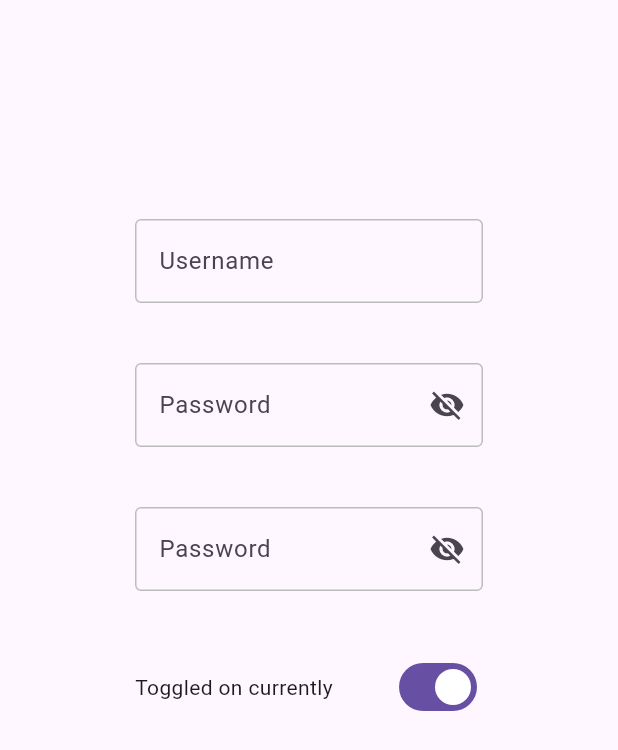
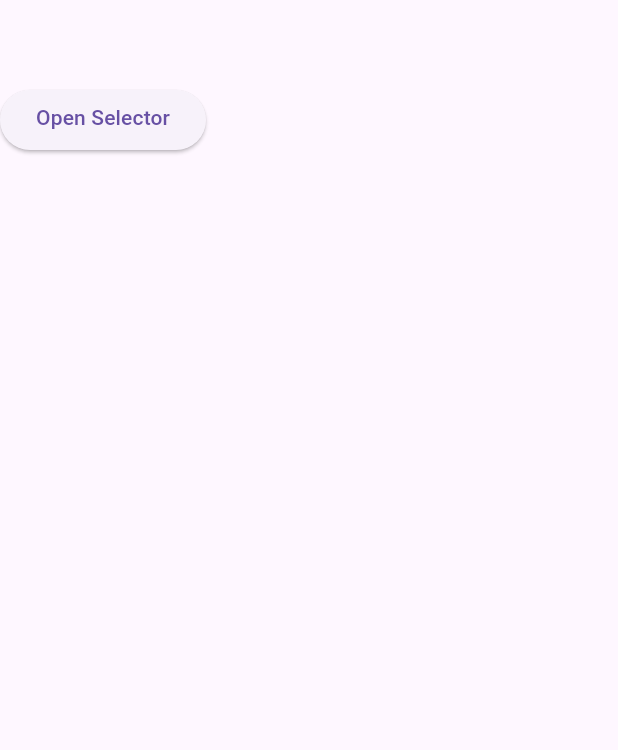
Before and after one commit to abathur8bit/axorion_uibits, a Flutter app: the screen it shows after launch, on a phone screen of 412 x 824 dp. Shown: the top 750 px of the screen. Run offline on Flutter 3.47's test engine with Material 3 defaults, Android fonts, the phone set to English and light mode, and no system bars.

```diff
--- a/example/lib/main.dart
+++ b/example/lib/main.dart
@@ -1,5 +1,6 @@
 import 'package:axorion/axorion.dart';
 import 'package:flutter/material.dart';
+import 'about_page.dart';
 
 void main() {
   runApp(MyApp());
@@ -16,31 +17,94 @@ class MyApp extends StatefulWidget {
 class _MyAppState extends State<MyApp> {
   final String onMsg = "Toggled on currently";
   final String offMsg = "Toggled off currently";
+  int? selected;
+  List<String> values = [
+    "Circuit De Barcelona-Catalunya Rallycross",
+    "Comienzo en Bellriu",
+    "El Rodeo",
+    "Elsthorpe Sprint Forward",
+    "Elsthorpe Sprint Reverse",
+    "Hell Rallycross",
+    "Lohéac Bretagne Rallycross",
+    "Marynka",
+    "Te Awanga Forward",
+    "Te Awanga Sprint Reverse",
+    "Waimarama Sprint Forward",
+    "Circuit De Barcelona-Catalunya Rallycross",
+    "Comienzo en Bellriu",
+    "El Rodeo",
+    "Elsthorpe Sprint Forward",
+    "Elsthorpe Sprint Reverse",
+    "Hell Rallycross",
+    "Lohéac Bretagne Rallycross",
+    "Marynka",
+    "Te Awanga Forward",
+    "Te Awanga Sprint Reverse",
+    "Waimarama Sprint Forward",
+  ];
   @override
   Widget build(BuildContext context) {
     return MaterialApp(
         title: "",
         debugShowCheckedModeBanner: false,
-        home: Scaffold(
+        home: Builder(builder:(context) => Scaffold(
             appBar: AppBar(title:const Text("")),
-            body: Padding(
-              padding: EdgeInsets.all(50.0),
-              child: ListView(
-                  padding: EdgeInsets.all(20),
-                  children:[
-                    Padding(padding:EdgeInsets.all(20),child:Center(child:ATextField(label: "Username"))),
-                    Padding(padding:EdgeInsets.all(20),child:Center(child:APasswordField(label: "Password"))),
-                    Padding(padding:EdgeInsets.all(20),child:Center(child:APasswordField(label: "Password",number: true))),
-                    Padding(
-                      padding: const EdgeInsets.all(20.0),
-                      child: ASwitch(leftAligned:false,label:widget.toggledOn?onMsg:offMsg,value: widget.toggledOn,onChange: (value) {
-                        setState(() {
-                          widget.toggledOn=value;
-                        });
-                      },),
-                    ),
-          ]))
+            body: ElevatedButton(onPressed: () => onSelector(context),child: Padding(padding:const EdgeInsets.only(bottom:3),child:Text("Open Selector")))
         )
-    );
+    ));
+  }
+  void onSelector(BuildContext context) async {
+    final int? result = await
+    Navigator.push(context,MaterialPageRoute(
+        // builder: (context) => AboutPage()));
+        builder: (context) => SelectList(selected:selected,title:"Select something",items: values )));
+    if(result != null) {
+      print("selected $result which is ${values[result]}");
+      setState(() {
+        selected = result;
+      });
+    } else {
+      print("selected back instead of an item");
+    }
   }
 }
+
+// class _MyAppState extends State<MyApp> {
+//   final String onMsg = "Toggled on currently";
+//   final String offMsg = "Toggled off currently";
+//   List<String> values = ["One","Two"];
+//   @override
+//   Widget build(BuildContext context) {
+//     return MaterialApp(
+//         title: "",
+//         debugShowCheckedModeBanner: false,
+//         home: Scaffold(
+//             appBar: AppBar(title:const Text("")),
+//             body: Padding(
+//                 padding: EdgeInsets.all(50.0),
+//                 child: ListView(
+//                   // padding: EdgeInsets.all(20),
+//                     children:[
+//                       ElevatedButton(onPressed: () => onSelector(context),child: Padding(padding:const EdgeInsets.only(bottom:3),child:Text("Open Selector"))),
+//                       Padding(padding:EdgeInsets.all(20),child:Center(child:ATextField(label: "Username"))),
+//                       Padding(padding:EdgeInsets.all(20),child:Center(child:APasswordField(label: "Password"))),
+//                       Padding(padding:EdgeInsets.all(20),child:Center(child:APasswordField(label: "Password",number: true))),
+//                       Padding(
+//                         padding: const EdgeInsets.all(20.0),
+//                         child: ASwitch(leftAligned:false,label:widget.toggledOn?onMsg:offMsg,value: widget.toggledOn,onChange: (value) {
+//                           setState(() {
+//                             widget.toggledOn=value;
+//                           });
+//                         },),
+//                       ),
+//                     ]))
+//         )
+//     );
+//   }
+//   void onSelector(BuildContext context) {
+//
+//     Navigator.push(context,MaterialPageRoute(
+//         builder: (context) => AboutPage()));
+//     // builder: (context) => SelectList(title:"select something",values: values )));
+//   }
+// }
--- a/lib/axorion.dart
+++ b/lib/axorion.dart
@@ -6,3 +6,4 @@ export 'src/abutton.dart';
 export 'src/lcputils.dart';
 export 'src/searchfield.dart';
 export 'src/aswitch.dart';
+export 'src/selectlist.dart';
```
Also changed, not shown: lib/src/selectlist.dart (added, +42 -0 lines).
